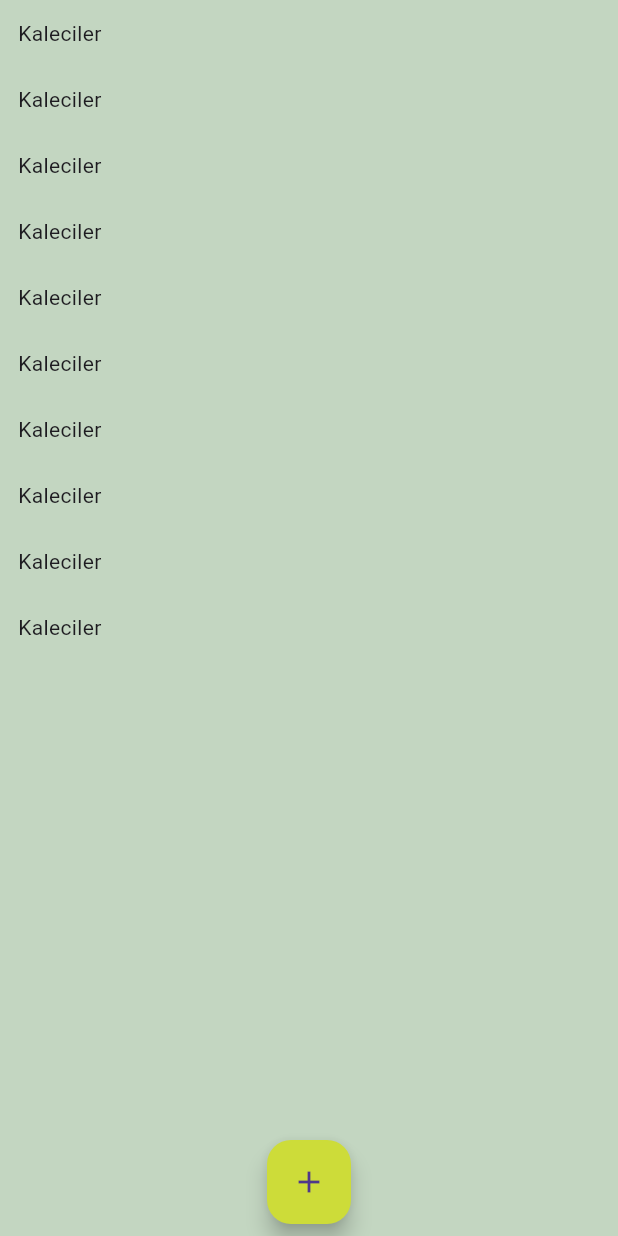
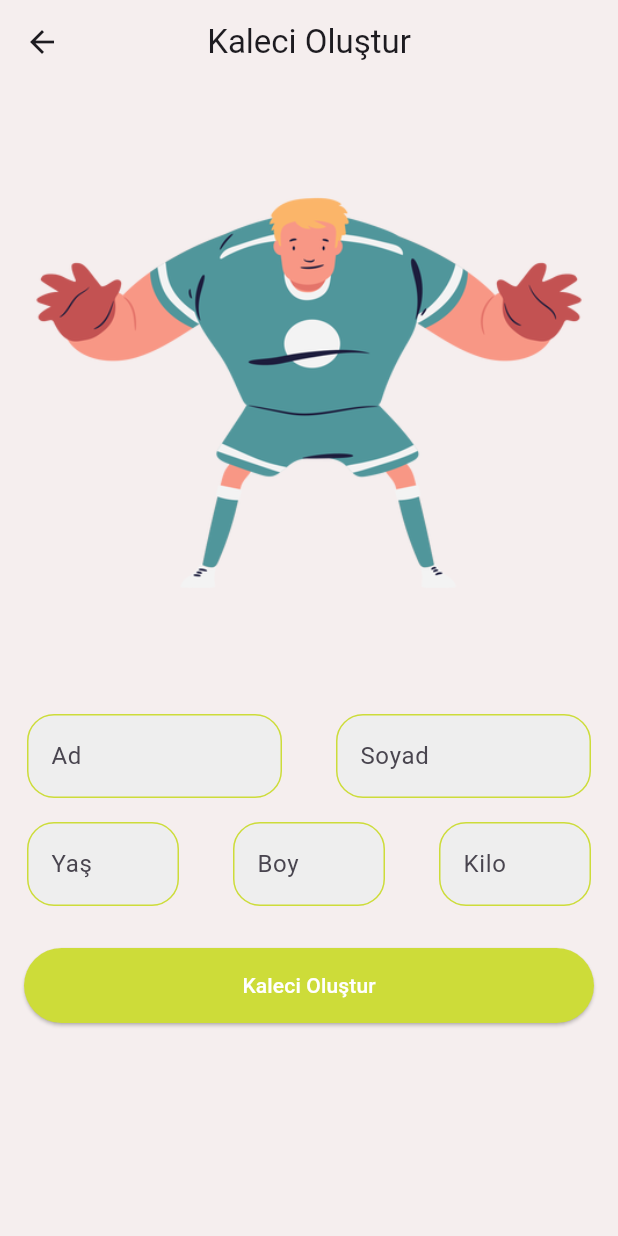
Before and after one commit to Melih123456778/loankepper, a Flutter app: the GoalKeeperScreen screen opened directly, after a tap on the "add" icon, on a phone screen of 412 x 824 dp. Run offline on Flutter 3.47's test engine with Material 3 defaults, Android fonts, the phone set to English and light mode, and no system bars; our stand-ins replace firebase_auth, firebase_core, flutter_animate, numberpicker; accounts and stored records are empty.

Commit message:
Kaleci oluşturma ekranı yapıldı ve homescreende ki tabbarda bulunan kaleci bul tab ı ile uyumlu hale getirildi

```diff
--- a/lib/main.dart
+++ b/lib/main.dart
@@ -1,11 +1,12 @@
 import 'package:flutter/material.dart';
 import 'package:loan_keeper/auth/auth_page.dart';
+import 'package:loan_keeper/screens/floatingactionbutton/create_goalkeeper_screen.dart';
 import 'package:loan_keeper/screens/home_screen.dart';
 import 'package:loan_keeper/screens/login_screen.dart';
 import 'package:loan_keeper/screens/profile_screen.dart';
 import 'package:loan_keeper/screens/register_screen.dart';
 import 'package:loan_keeper/screens/tabbar/match_screen.dart';
-import 'screens/create_match_screen.dart';
+import 'screens/floatingactionbutton/create_match_screen.dart';
 import 'screens/initial_screen.dart';
 import 'package:firebase_core/firebase_core.dart';
 import 'firebase_options.dart';
--- /dev/null
+++ b/lib/screens/floatingactionbutton/create_goalkeeper_screen.dart
@@ -0,0 +1,211 @@
+import 'package:flutter/material.dart';
+import 'package:loan_keeper/utils/image_path.dart';
+import 'package:loan_keeper/widgets/custom_lime_button.dart';
+
+class CreateGoalkeeperScreen extends StatefulWidget {
+  const CreateGoalkeeperScreen({super.key});
+
+  @override
+  State<CreateGoalkeeperScreen> createState() => _CreateGoalkeeperScreenState();
+}
+
+class _CreateGoalkeeperScreenState extends State<CreateGoalkeeperScreen> {
+  TimeOfDay selectedTime = TimeOfDay.now();
+  final List<Card> goalkeeperTiles = [];
+  final CreateGoalkeeperController _goalkeeperController = CreateGoalkeeperController();
+
+  void _createGoalKeeper() {
+    setState(() {
+      String name = _goalkeeperController.nameController.text;
+      String surname = _goalkeeperController.surnameController.text;
+      String age = _goalkeeperController.ageController.text;
+      String height = _goalkeeperController.heightController.text;
+      String weight = _goalkeeperController.weightController.text;
+
+      Card goalkeeperCard = Card(
+        child: Column(
+          children: [
+            ListTile(
+              title: Text('$name $surname'),
+              subtitle: Row(
+                children: [
+                  Text('Yaş: $age'),
+                  Text('Boy: $height'),
+                  Text('Kilo: $weight'),
+                ],
+              ),
+            ),
+          ],
+        ),
+      );
+      goalkeeperTiles.add(goalkeeperCard);
+      Navigator.pop(context, goalkeeperCard);
+    });
+  }
+
+  @override
+  Widget build(BuildContext context) {
+    return Scaffold(
+      appBar: AppBar(
+        title: const Text('Kaleci Oluştur'),
+        centerTitle: true,
+      ),
+      body: SingleChildScrollView(
+        child: Column(
+          children: [
+            Padding(
+              padding: const EdgeInsets.all(8.0),
+              child: ClipRRect(borderRadius: BorderRadius.circular(20), child: ImagePath().createGoalkeeper),
+            ),
+            Row(
+              children: [
+                Expanded(
+                  child: Padding(
+                    padding: const EdgeInsets.symmetric(horizontal: 18.0, vertical: 8),
+                    child: TextField(
+                      autocorrect: true,
+                      controller: _goalkeeperController.nameController,
+                      keyboardType: TextInputType.name,
+                      decoration: InputDecoration(
+                        fillColor: Colors.grey.shade200,
+                        filled: true,
+                        hintText: "Ad",
+                        enabledBorder: OutlineInputBorder(
+                          borderRadius: BorderRadius.circular(18),
+                          borderSide: const BorderSide(color: Colors.lime),
+                        ),
+                        focusedBorder: OutlineInputBorder(
+                          borderRadius: BorderRadius.circular(18),
+                          borderSide: BorderSide(color: Colors.lime.shade700),
+                        ),
+                      ),
+                    ),
+                  ),
+                ),
+                Expanded(
+                  child: Padding(
+                    padding: const EdgeInsets.symmetric(horizontal: 18.0, vertical: 8),
+                    child: TextField(
+                      autocorrect: true,
+                      controller: _goalkeeperController.surnameController,
+                      keyboardType: TextInputType.name,
+                      decoration: InputDecoration(
+                        fillColor: Colors.grey.shade200,
+                        filled: true,
+                        hintText: "Soyad",
+                        enabledBorder: OutlineInputBorder(
+                          borderRadius: BorderRadius.circular(18),
+                          borderSide: const BorderSide(color: Colors.lime),
+                        ),
+                        focusedBorder: OutlineInputBorder(
+                          borderRadius: BorderRadius.circular(18),
+                          borderSide: BorderSide(color: Colors.lime.shade700),
+                        ),
+                      ),
+                    ),
+                  ),
+                ),
+              ],
+            ),
+            Row(
+              children: [
+                Expanded(
+                  child: Padding(
+                      padding: const EdgeInsets.symmetric(horizontal: 18.0, vertical: 8),
+                      child: TextField(
+                        autocorrect: true,
+                        controller: _goalkeeperController.ageController,
+                        keyboardType: TextInputType.emailAddress,
+                        decoration: InputDecoration(
+                          fillColor: Colors.grey.shade200,
+                          filled: true,
+                          hintText: 'Yaş',
+                          enabledBorder: OutlineInputBorder(
+                            borderRadius: BorderRadius.circular(18),
+                            borderSide: const BorderSide(color: Colors.lime),
+                          ),
+                          focusedBorder: OutlineInputBorder(
+                            borderRadius: BorderRadius.circular(18),
+                            borderSide: BorderSide(color: Colors.lime.shade700),
+                          ),
+                        ),
+                      )),
+                ),
+                Expanded(
+                  child: Padding(
+                      padding: const EdgeInsets.symmetric(horizontal: 18.0, vertical: 8),
+                      child: TextField(
+                        autocorrect: true,
+                        controller: _goalkeeperController.heightController,
+                        keyboardType: TextInputType.emailAddress,
+                        decoration: InputDecoration(
+                          fillColor: Colors.grey.shade200,
+                          filled: true,
+                          hintText: 'Boy',
+                          enabledBorder: OutlineInputBorder(
+                            borderRadius: BorderRadius.circular(18),
+                            borderSide: const BorderSide(color: Colors.lime),
+                          ),
+                          focusedBorder: OutlineInputBorder(
+                            borderRadius: BorderRadius.circular(18),
+                            borderSide: BorderSide(color: Colors.lime.shade700),
+                          ),
+                        ),
+                      )),
+                ),
+                Expanded(
+                  child: Padding(
+                    padding: const EdgeInsets.symmetric(horizontal: 18.0, vertical: 8),
+                    child: TextField(
+                      autocorrect: true,
+                      controller: _goalkeeperController.weightController,
+                      keyboardType: TextInputType.emailAddress,
+                      decoration: InputDecoration(
+                        fillColor: Colors.grey.shade200,
+                        filled: true,
+                        hintText: 'Kilo',
+                        enabledBorder: OutlineInputBorder(
+                          borderRadius: BorderRadius.circular(18),
+                          borderSide: const BorderSide(color: Colors.lime),
+                        ),
+                        focusedBorder: OutlineInputBorder(
+                          borderRadius: BorderRadius.circular(18),
+                          borderSide: BorderSide(color: Colors.lime.shade700),
+                        ),
+                      ),
+                    ),
+                  ),
+                ),
+              ],
+            ),
+            const SizedBox(
+              height: 20,
+            ),
+            Padding(
+              padding: const EdgeInsets.symmetric(horizontal: 16.0),
+              child: SizedBox(
+                width: double.infinity,
+                height: 50,
+                child: ElevatedButton(
+                  onPressed: _createGoalKeeper,
+                  child: const Text(
+                    'Kaleci Oluştur',
+                    style: TextStyle(color: Colors.white),
+                  ),
+                ),
+              ),
+            ),
+          ],
+        ),
+      ),
+    );
+  }
+}
+
+class CreateGoalkeeperController {
+  TextEditingController nameController = TextEditingController();
+  TextEditingController surnameController = TextEditingController();
+  TextEditingController ageController = TextEditingController();
+  TextEditingController heightController = TextEditingController();
+  TextEditingController weightController = TextEditingController();
+}
--- a/lib/screens/home_screen.dart
+++ b/lib/screens/home_screen.dart
@@ -1,5 +1,5 @@
 import 'package:flutter/material.dart';
-import 'package:loan_keeper/screens/create_match_screen.dart';
+import 'package:loan_keeper/screens/floatingactionbutton/create_match_screen.dart';
 import 'package:loan_keeper/screens/profile_screen.dart';
 import 'package:loan_keeper/screens/tabbar/goalkeeper_screen.dart';
 import 'package:loan_keeper/screens/tabbar/match_screen.dart';
--- a/lib/screens/match_details_screen.dart
+++ b/lib/screens/match_details_screen.dart
@@ -1,6 +1,6 @@
 import 'package:flutter/material.dart';
 import 'package:loan_keeper/models/match.dart';
-import 'package:loan_keeper/screens/create_match_screen.dart';
+import 'package:loan_keeper/screens/floatingactionbutton/create_match_screen.dart';
 import 'package:loan_keeper/utils/image_path.dart';
 
 class MatchDetailScreen extends StatelessWidget {
--- a/lib/screens/tabbar/goalkeeper_screen.dart
+++ b/lib/screens/tabbar/goalkeeper_screen.dart
@@ -1,5 +1,6 @@
 import 'package:flutter/material.dart';
-import 'package:loan_keeper/screens/create_match_screen.dart';
+import 'package:loan_keeper/screens/floatingactionbutton/create_goalkeeper_screen.dart';
+import 'package:loan_keeper/screens/floatingactionbutton/create_match_screen.dart';
 import 'package:loan_keeper/screens/profile_screen.dart';
 import 'package:loan_keeper/utils/image_path.dart';
 
@@ -11,6 +12,21 @@ class GoalKeeperScreen extends StatefulWidget {
 }
 
 class _GoalKeeperScreenState extends State<GoalKeeperScreen> with SingleTickerProviderStateMixin {
+  final List<Card> goalkeeperTiles = [];
+
+  void createGoalkeeper() async {
+    final result = await Navigator.push(
+        context,
+        MaterialPageRoute(
+          builder: (context) => const CreateGoalkeeperScreen(),
+        ));
+    if (result != null) {
+      setState(() {
+        goalkeeperTiles.add(result);
+      });
+    }
+  }
+
   @override
   Widget build(BuildContext context) {
     return Scaffold(
@@ -20,12 +36,12 @@ class _GoalKeeperScreenState extends State<GoalKeeperScreen> with SingleTickerPr
         padding: const EdgeInsets.all(8.0),
         child: FloatingActionButton(
           backgroundColor: Colors.lime,
-          onPressed: () {},
+          onPressed: createGoalkeeper,
           child: const Icon(Icons.add),
         ),
       ),
       body: ListView.builder(
-        itemCount: 10,
+        itemCount: goalkeeperTiles.length,
         itemBuilder: (context, index) {
           return Padding(
             padding: const EdgeInsets.all(12.0),
@@ -38,7 +54,7 @@ class _GoalKeeperScreenState extends State<GoalKeeperScreen> with SingleTickerPr
                   ),
                 );
               },
-              child: const Text('Kaleciler'),
+              child: goalkeeperTiles[index],
             ),
           );
         },
--- a/lib/screens/tabbar/match_screen.dart
+++ b/lib/screens/tabbar/match_screen.dart
@@ -1,5 +1,5 @@
 import 'package:flutter/material.dart';
-import 'package:loan_keeper/screens/create_match_screen.dart';
+import 'package:loan_keeper/screens/floatingactionbutton/create_match_screen.dart';
 import 'package:loan_keeper/screens/profile_screen.dart';
 import 'package:loan_keeper/utils/image_path.dart';
 
--- a/lib/utils/image_path.dart
+++ b/lib/utils/image_path.dart
@@ -7,6 +7,7 @@ class ImagePath {
   final String ballIcon = 'assets/soccer_ball.png';
   final String google = 'assets/google.png';
   final Image goalkeeperIcon = Image.asset('assets/goalkeeper.png');
+  final Image createGoalkeeper = Image.asset('assets/create_goalkeeper.png');
   final String footballPitch = 'assets/football_pitch.png';
   final Image team = Image.asset('assets/team.png');
   final Image beAGoalkeeper = Image.asset('assets/be_a_goalkeeper.png');
```
Also changed, not shown: assets/create_goalkeeper.png (added), lib/screens/floatingactionbutton/create_match_screen.dart (renamed from lib/screens/create_match_screen.dart).
